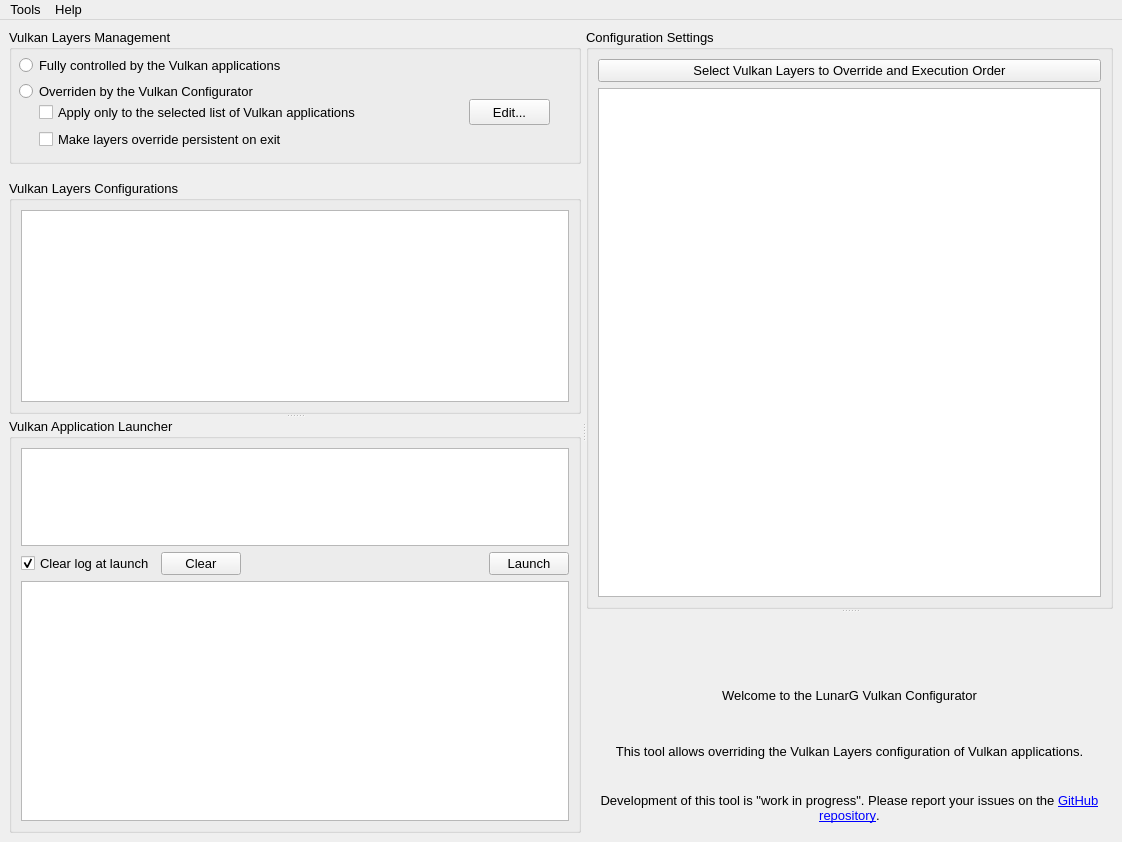
Above: vkconfig/mainwindow.ui from LunarG/VulkanTools before the change. Below: the same form after it.
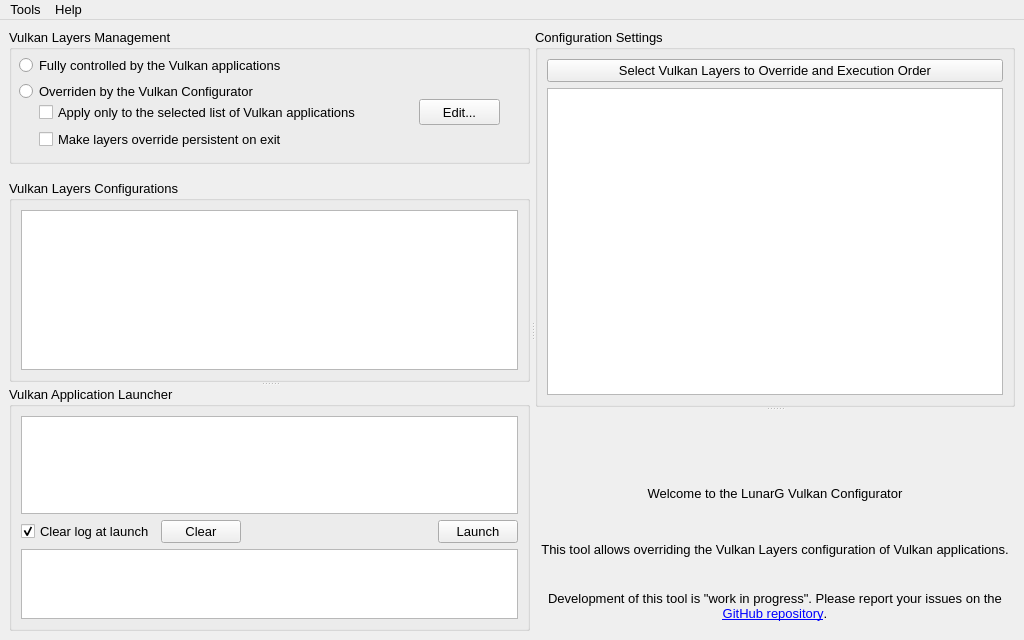
That is the form after the change. Icons and pictures are not drawn.

```diff
--- a/vkconfig/mainwindow.ui
+++ b/vkconfig/mainwindow.ui
@@ -6,8 +6,8 @@
    <rect>
     <x>0</x>
     <y>0</y>
-    <width>1122</width>
-    <height>842</height>
+    <width>1024</width>
+    <height>640</height>
    </rect>
   </property>
   <property name="sizePolicy">
@@ -19,7 +19,7 @@
   <property name="minimumSize">
    <size>
     <width>1024</width>
-    <height>768</height>
+    <height>640</height>
    </size>
   </property>
   <property name="maximumSize">
@@ -141,7 +141,7 @@
            <widget class="QPushButton" name="pushButtonAppList">
             <property name="geometry">
              <rect>
-              <x>460</x>
+              <x>410</x>
               <y>70</y>
               <width>81</width>
               <height>26</height>
@@ -418,7 +418,19 @@
         <property name="minimumSize">
          <size>
           <width>0</width>
-          <height>300</height>
+          <height>0</height>
+         </size>
+        </property>
+        <property name="maximumSize">
+         <size>
+          <width>16777215</width>
+          <height>16777215</height>
+         </size>
+        </property>
+        <property name="baseSize">
+         <size>
+          <width>400</width>
+          <height>0</height>
          </size>
         </property>
         <property name="title">
@@ -600,7 +612,7 @@
     <rect>
      <x>0</x>
      <y>0</y>
-     <width>1122</width>
+     <width>1024</width>
      <height>21</height>
     </rect>
    </property>
```
